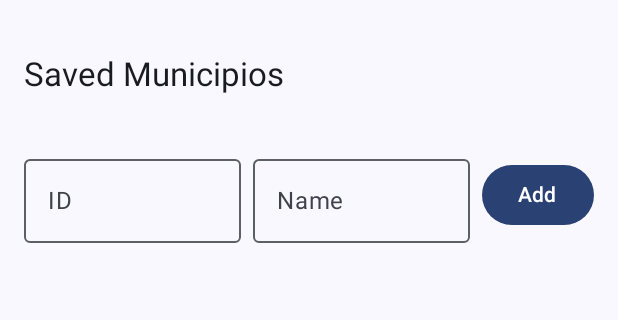
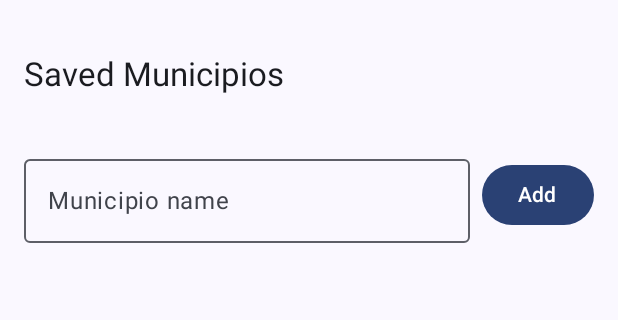
Before and after one commit to Alet-s/WeatherNote, an Android app built with Jetpack Compose: the MunicipiosScreen screen opened through its navigation route, on a phone screen of 412 x 824 dp, the part 69-389 px from its top. Run offline under Robolectric (Android 15) with nearby library versions, the phone set to English and light mode, and no system bars; our stand-ins replace Dagger/Hilt's generated code, Firebase (no records; nobody signed in at launch, a user with empty details on screens opened directly).

Commit message:
Municipios Screen funcional

```diff
--- a/app/build.gradle.kts
+++ b/app/build.gradle.kts
@@ -79,6 +79,7 @@ dependencies {
     // When using the BoM, don't specify versions in Firebase dependencies
     implementation("com.google.firebase:firebase-analytics")//Analytics
     implementation("com.google.firebase:firebase-auth-ktx")//Servicio de autenticación
+    implementation("com.google.firebase:firebase-firestore-ktx:24.10.3") // or latest
     // Add the dependencies for any other desired Firebase products
     // https://firebase.google.com/docs/android/setup#available-libraries
 }
--- a/app/src/main/java/com/alexser/weathernote/data/firebase/FirestoreDataSource.kt
+++ b/app/src/main/java/com/alexser/weathernote/data/firebase/FirestoreDataSource.kt
@@ -1,22 +1,21 @@
 package com.alexser.weathernote.data.firebase
 
-//class FirestoreDataSource @Inject constructor(
-//    private val firestore: FirebaseFirestore,
-//    private val auth: FirebaseAuth
-//) {
-//
-//    private fun userReportsCollection(): CollectionReference {
-//        val uid = auth.currentUser?.uid ?: throw Exception("User not authenticated")
-//        return firestore.collection("users").document(uid).collection("weather_reports")
-//    }
-//
-//    suspend fun saveReport(report: WeatherReport) {
-//        val reportData = report.toFirebaseMap()
-//        userReportsCollection().add(reportData).await()
-//    }
-//
-//    suspend fun getReports(): List<WeatherReport> {
-//        val snapshot = userReportsCollection().get().await()
-//        return snapshot.documents.mapNotNull { it.toWeatherReport() }
-//    }
-//}
+import com.google.firebase.auth.FirebaseAuth
+import com.google.firebase.firestore.FirebaseFirestore
+import kotlinx.coroutines.tasks.await
+import javax.inject.Inject
+
+class FirestoreDataSource @Inject constructor(
+    private val firestore: FirebaseFirestore,
+    private val auth: FirebaseAuth
+) {
+    suspend fun getMunicipioCodeByName(name: String): String? {
+        val snapshot = firestore.collection("municipios")
+            .whereEqualTo("name", name)
+            .get()
+            .await()
+
+        return snapshot.documents.firstOrNull()?.getString("code")
+    }
+
+}
--- a/app/src/main/java/com/alexser/weathernote/di/FirebaseModule.kt
+++ b/app/src/main/java/com/alexser/weathernote/di/FirebaseModule.kt
@@ -1,6 +1,7 @@
 package com.alexser.weathernote.di
 
 import com.google.firebase.auth.FirebaseAuth
+import com.google.firebase.firestore.FirebaseFirestore
 import dagger.Module
 import dagger.Provides
 import dagger.hilt.InstallIn
@@ -14,4 +15,8 @@ object FirebaseModule {
     @Provides
     @Singleton
     fun provideFirebaseAuth(): FirebaseAuth = FirebaseAuth.getInstance()
+
+    @Provides
+    @Singleton
+    fun provideFirebaseFirestore(): FirebaseFirestore = FirebaseFirestore.getInstance()
 }
--- a/app/src/main/java/com/alexser/weathernote/domain/usecase/MunicipiosUseCases.kt
+++ b/app/src/main/java/com/alexser/weathernote/domain/usecase/MunicipiosUseCases.kt
@@ -1,5 +1,6 @@
 package com.alexser.weathernote.domain.usecase
 
+import com.alexser.weathernote.data.firebase.FirestoreDataSource
 import com.alexser.weathernote.domain.model.SavedMunicipio
 import com.alexser.weathernote.domain.repository.MunicipioRepository
 import kotlinx.coroutines.flow.Flow
@@ -27,3 +28,11 @@ class RemoveMunicipioUseCase @Inject constructor(
         repository.remove(municipio.id)
     }
 }
+
+class FindMunicipioByNameUseCase @Inject constructor(
+    private val firestoreDataSource: FirestoreDataSource
+) {
+    suspend operator fun invoke(name: String): String? {
+        return firestoreDataSource.getMunicipioCodeByName(name)
+    }
+}
--- a/app/src/main/java/com/alexser/weathernote/presentation/screens/municipios/MunicipiosScreen.kt
+++ b/app/src/main/java/com/alexser/weathernote/presentation/screens/municipios/MunicipiosScreen.kt
@@ -3,6 +3,8 @@ package com.alexser.weathernote.presentation.screens.municipios
 import androidx.compose.foundation.layout.*
 import androidx.compose.foundation.lazy.LazyColumn
 import androidx.compose.foundation.lazy.items
+import androidx.compose.material.icons.Icons
+import androidx.compose.material.icons.filled.Delete
 import androidx.compose.material3.*
 import androidx.compose.runtime.Composable
 import androidx.compose.runtime.collectAsState
@@ -23,7 +25,6 @@ fun MunicipiosScreen(
     val snapshots by viewModel.snapshots.collectAsState()
     val snackbarHostState = remember { SnackbarHostState() }
 
-    var idInput = remember { androidx.compose.runtime.mutableStateOf(TextFieldValue()) }
     var nameInput = remember { androidx.compose.runtime.mutableStateOf(TextFieldValue()) }
 
     Scaffold(
@@ -43,23 +44,15 @@ fun MunicipiosScreen(
                 modifier = Modifier.fillMaxWidth()
             ) {
                 OutlinedTextField(
-                    value = idInput.value,
-                    onValueChange = { idInput.value = it },
-                    label = { Text("ID") },
-                    modifier = Modifier.weight(1f)
-                )
-                Spacer(modifier = Modifier.width(8.dp))
-                OutlinedTextField(
                     value = nameInput.value,
                     onValueChange = { nameInput.value = it },
-                    label = { Text("Name") },
+                    label = { Text("Municipio name") },
                     modifier = Modifier.weight(1f)
                 )
                 Spacer(modifier = Modifier.width(8.dp))
                 Button(onClick = {
-                    if (idInput.value.text.isNotBlank() && nameInput.value.text.isNotBlank()) {
-                        viewModel.addMunicipio(idInput.value.text, nameInput.value.text)
-                        idInput.value = TextFieldValue()
+                    if (nameInput.value.text.isNotBlank()) {
+                        viewModel.addMunicipioByName(nameInput.value.text)
                         nameInput.value = TextFieldValue()
                     }
                 }) {
@@ -73,12 +66,30 @@ fun MunicipiosScreen(
                 items(municipios) { municipio ->
                     val snapshot = snapshots[municipio.id]
 
-                    if (snapshot != null) {
-                        WeatherCard(report = snapshot)
-                    } else {
-                        LinearProgressIndicator(modifier = Modifier
+                    Row(
+                        verticalAlignment = Alignment.CenterVertically,
+                        modifier = Modifier
                             .fillMaxWidth()
-                            .padding(8.dp))
+                            .padding(vertical = 4.dp)
+                    ) {
+                        Box(modifier = Modifier.weight(1f)) {
+                            if (snapshot != null) {
+                                WeatherCard(report = snapshot)
+                            } else {
+                                LinearProgressIndicator(
+                                    modifier = Modifier
+                                        .fillMaxWidth()
+                                        .padding(8.dp)
+                                )
+                            }
+                        }
+
+                        IconButton(
+                            onClick = { viewModel.removeMunicipio(municipio.id) },
+                            modifier = Modifier.padding(start = 8.dp)
+                        ) {
+                            Icon(Icons.Default.Delete, contentDescription = "Delete municipio")
+                        }
                     }
                 }
             }
--- a/app/src/main/java/com/alexser/weathernote/presentation/screens/municipios/MunicipiosScreenViewModel.kt
+++ b/app/src/main/java/com/alexser/weathernote/presentation/screens/municipios/MunicipiosScreenViewModel.kt
@@ -5,6 +5,7 @@ import androidx.lifecycle.viewModelScope
 import com.alexser.weathernote.domain.model.SavedMunicipio
 import com.alexser.weathernote.domain.model.Snapshot
 import com.alexser.weathernote.domain.usecase.AddMunicipioUseCase
+import com.alexser.weathernote.domain.usecase.FindMunicipioByNameUseCase
 import com.alexser.weathernote.domain.usecase.GetSavedMunicipiosUseCase
 import com.alexser.weathernote.domain.usecase.GetSnapshotUseCase
 import com.alexser.weathernote.domain.usecase.RemoveMunicipioUseCase
@@ -20,7 +21,8 @@ class MunicipiosScreenViewModel @Inject constructor(
     private val getSavedMunicipiosUseCase: GetSavedMunicipiosUseCase,
     private val addMunicipioUseCase: AddMunicipioUseCase,
     private val removeMunicipioUseCase: RemoveMunicipioUseCase,
-    private val getSnapshotUseCase: GetSnapshotUseCase
+    private val getSnapshotUseCase: GetSnapshotUseCase,
+    private val findMunicipioByNameUseCase: FindMunicipioByNameUseCase
 ) : ViewModel() {
 
     private val _municipios = MutableStateFlow<List<SavedMunicipio>>(emptyList())
@@ -30,33 +32,32 @@ class MunicipiosScreenViewModel @Inject constructor(
     val snapshots: StateFlow<Map<String, Snapshot?>> = _snapshots
 
     init {
-        loadMunicipios()
-    }
-
-    fun loadMunicipios() {
         viewModelScope.launch {
             getSavedMunicipiosUseCase().collect { savedList ->
                 _municipios.value = savedList
-                loadSnapshots(savedList)
+                savedList.forEach { municipio ->
+                    if (!_snapshots.value.containsKey(municipio.id)) {
+                        val snapshot = getSnapshotUseCase(municipio.id).getOrNull()
+                        _snapshots.update { it + (municipio.id to snapshot) }
+                    }
+                }
             }
         }
     }
 
+    fun addMunicipioByName(name: String) {
+        viewModelScope.launch {
+            val id = findMunicipioByNameUseCase(name)
+            if (id != null) {
+                val alreadyExists = _municipios.value.any { it.id == id }
+                if (!alreadyExists) {
+                    val newMunicipio = SavedMunicipio(id = id, nombre = name)
+                    addMunicipioUseCase(newMunicipio)
 
-    private fun loadSnapshots(municipios: List<SavedMunicipio>) {
-        municipios.forEach { municipio ->
-            viewModelScope.launch {
-                val snapshot = getSnapshotUseCase(municipio.id).getOrNull()
-                _snapshots.update { it + (municipio.id to snapshot) }
+                    val snapshot = getSnapshotUseCase(id).getOrNull()
+                    _snapshots.update { it + (id to snapshot) }
+                }
             }
-        }
-    }
-
-    fun addMunicipio(id: String, name: String) {
-        viewModelScope.launch {
-            val newMunicipio = SavedMunicipio(id = id, nombre = name)
-            addMunicipioUseCase(newMunicipio)
-            loadMunicipios()
         }
     }
 
@@ -64,7 +65,8 @@ class MunicipiosScreenViewModel @Inject constructor(
         viewModelScope.launch {
             val toRemove = _municipios.value.find { it.id == id } ?: return@launch
             removeMunicipioUseCase(toRemove)
-            loadMunicipios()
+            _municipios.update { it.filterNot { it.id == id } }
+            _snapshots.update { it - id }
         }
     }
 }
```
